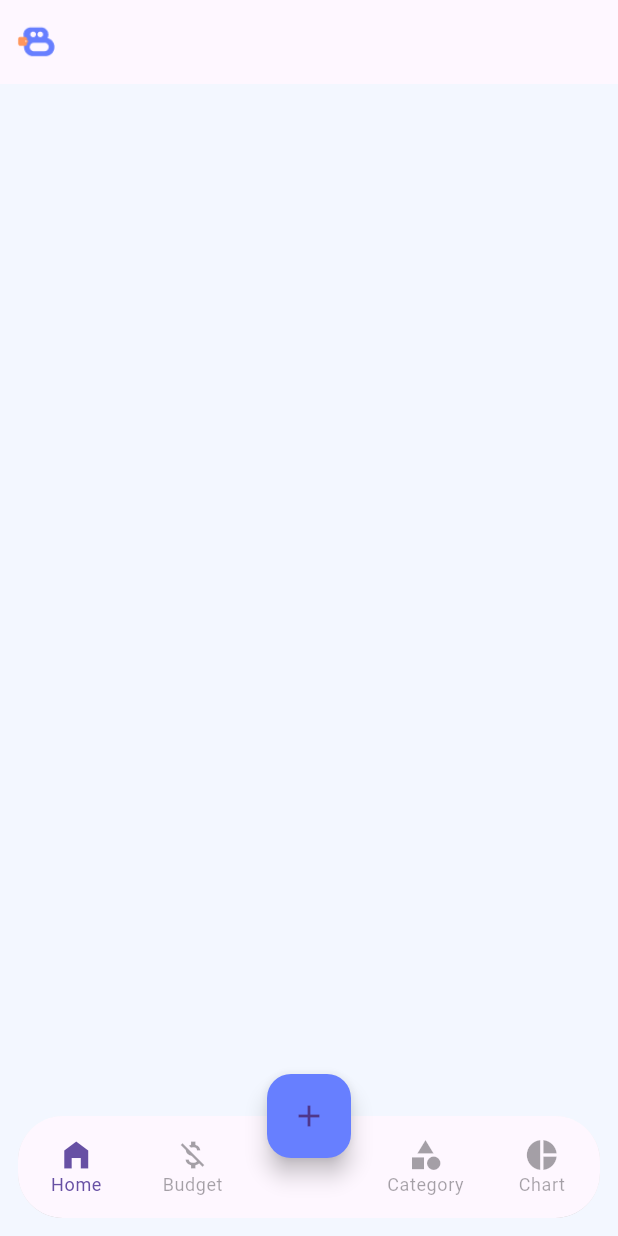
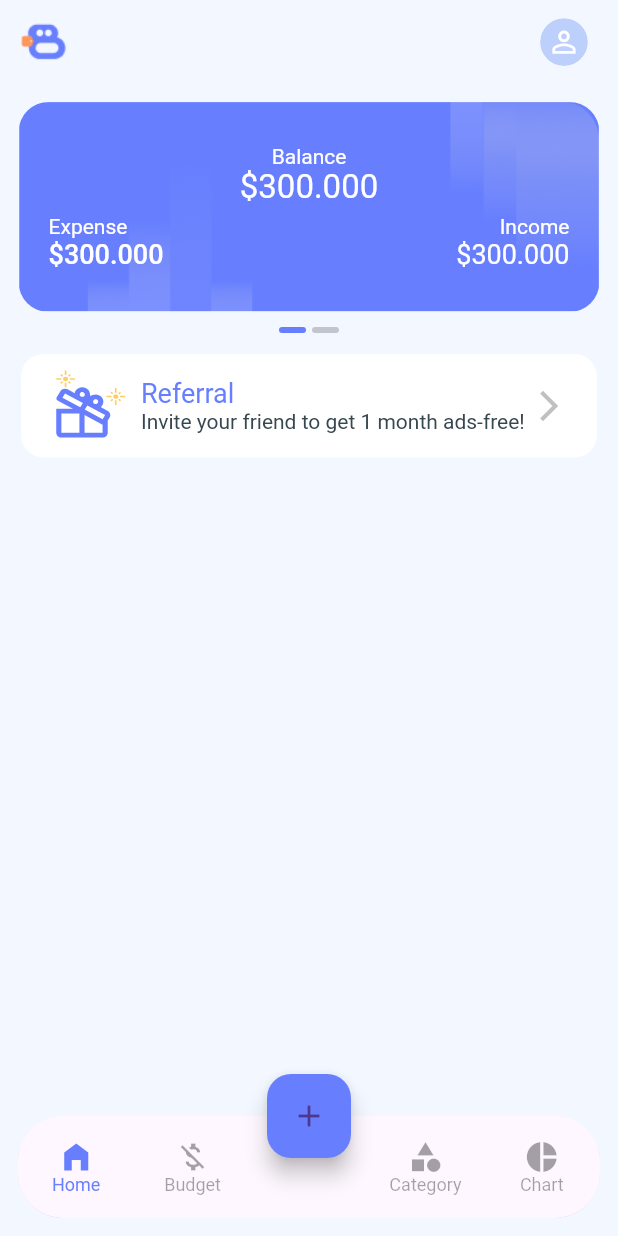
Before and after one commit to gilangarinata/bgtn, a Flutter app: the DashboardScreen screen opened directly, on a phone screen of 412 x 824 dp. Run offline on Flutter 3.47's test engine with Material 2 defaults, Android fonts, the phone set to English and light mode, and no system bars; drawn by our look-alikes of carousel_slider; our stand-ins replace flutter_svg, liquid_swipe, shared_preferences; accounts and stored records are empty; statements that could not run were skipped.

Commit message:
1st commit

```diff
--- a/lib/main.dart
+++ b/lib/main.dart
@@ -1,19 +1,39 @@
+import 'package:bugetin/preferences/theme_preferences.dart';
 import 'package:bugetin/ui/splashscreen/splash_screen_page.dart';
+import 'package:bugetin/utils/styles.dart';
 import 'package:flutter/material.dart';
 
 void main() {
   runApp(const MyApp());
 }
 
-class MyApp extends StatelessWidget {
+class MyApp extends StatefulWidget {
   const MyApp({Key? key}) : super(key: key);
+
+  @override
+  State<MyApp> createState() => _MyAppState();
+}
+
+class _MyAppState extends State<MyApp> {
+
+  var isDarkTheme = false;
+
+  @override
+  void initState() {
+    super.initState();
+    getCurrentAppTheme();
+  }
+
+  void getCurrentAppTheme() async {
+    DarkThemePreference darkThemePreference = DarkThemePreference();
+    isDarkTheme = await darkThemePreference.getTheme();
+    setState(() {});
+  }
 
   @override
   Widget build(BuildContext context) {
     return MaterialApp(
-        theme: ThemeData(
-          useMaterial3: true,
-        ),
+        theme: Styles.themeData(false, context),
       debugShowCheckedModeBanner: false,
       home: SplashScreenPage()
     );
--- /dev/null
+++ b/lib/preferences/theme_preferences.dart
@@ -0,0 +1,15 @@
+import 'package:shared_preferences/shared_preferences.dart';
+
+class DarkThemePreference {
+  static const THEME_STATUS = "THEMESTATUS";
+
+  setDarkTheme(bool value) async {
+    SharedPreferences prefs = await SharedPreferences.getInstance();
+    prefs.setBool(THEME_STATUS, value);
+  }
+
+  Future<bool> getTheme() async {
+    SharedPreferences prefs = await SharedPreferences.getInstance();
+    return prefs.getBool(THEME_STATUS) ?? false;
+  }
+}
--- a/lib/res/my_colors.dart
+++ b/lib/res/my_colors.dart
@@ -10,6 +10,10 @@ class MyColors {
   static const Color brownDark = Color(0xFF343434);
   static const Color accentDark = Color(0xFFF048944);
   static const Color red = Color(0xFFF8E9EC);
+  static const Color background = Color(0xffF3F7FF);
+
+  static const Color backgroundDark = Color(0xff1D2639);
+  static const Color primaryDark = Color(0xff5B638E);
 
   static const Color baseShimmer = Color(0xFFE5E5E5);
   static const Color highlightShimmer = Color(0xFFD27070);
--- a/lib/ui/dashboard/dashboard_screen.dart
+++ b/lib/ui/dashboard/dashboard_screen.dart
@@ -19,7 +19,6 @@ class _DashboardScreenState extends State<DashboardScreen> {
     final colorScheme = Theme.of(context).colorScheme;
     final textTheme = Theme.of(context).textTheme;
     return Scaffold(
-      backgroundColor: Color(0xffF3F7FF),
       body: IndexedStack(
         children: <Widget>[
           HomeScreen(),
@@ -41,13 +40,12 @@ class _DashboardScreenState extends State<DashboardScreen> {
               type: BottomNavigationBarType.fixed,
               currentIndex: _currentIndex,
               backgroundColor: colorScheme.surface,
-              selectedItemColor: colorScheme.primary,
+              selectedItemColor: MyColors.primary,
               unselectedItemColor: colorScheme.onSurface.withOpacity(.40),
               selectedLabelStyle: textTheme.caption,
               unselectedLabelStyle: textTheme.caption,
               onTap: (value) {
-                // ScreenUtils(context).navigateTo(LoginScreen(), replaceScreen: true);
-                // Respond to item press.
+                if (value == 2) return;
                 setState(() => _currentIndex = value);
               },
               items: [
--- /dev/null
+++ b/lib/ui/home/components/home_ads_banner.dart
@@ -0,0 +1,58 @@
+import 'package:carousel_slider/carousel_slider.dart';
+import 'package:flutter/material.dart';
+import 'package:flutter_svg/flutter_svg.dart';
+
+import '../../../res/my_colors.dart';
+
+class HomeAdsBanner extends StatefulWidget {
+  const HomeAdsBanner({Key? key}) : super(key: key);
+
+  @override
+  State<HomeAdsBanner> createState() => _HomeAdsBannerState();
+}
+
+class _HomeAdsBannerState extends State<HomeAdsBanner> {
+  int _current = 0;
+
+  @override
+  Widget build(BuildContext context) {
+    return Padding(
+      padding: const EdgeInsets.symmetric(horizontal: 10),
+      child: Card(
+          elevation: 0,
+          shape: RoundedRectangleBorder(
+            borderRadius: BorderRadius.circular(15.0),
+          ),
+          child: Padding(
+            padding: const EdgeInsets.symmetric(vertical: 10, horizontal: 20),
+            child: Row(
+              crossAxisAlignment: CrossAxisAlignment.center,
+              children: [
+                SvgPicture.asset(
+                  "assets/ic_gift.svg",
+                  width: 50,
+                ),
+                SizedBox(
+                  width: 10,
+                ),
+                Expanded(
+                  child: Column(
+                    crossAxisAlignment: CrossAxisAlignment.start,
+                    children: [
+                      Text(
+                        "Referral",
+                        style: TextStyle(color: MyColors.primary, fontSize: 18),
+                      ),
+                      Text(
+                        "Invite your friend to get 1 month ads-free!",
+                      ),
+                    ],
+                  ),
+                ),
+                Icon(Icons.arrow_forward_ios_outlined, color: MyColors.grey_40,)
+              ],
+            ),
+          )),
+    );
+  }
+}
--- a/lib/ui/home/components/home_header.dart
+++ b/lib/ui/home/components/home_header.dart
@@ -1,4 +1,8 @@
+import 'package:carousel_slider/carousel_slider.dart';
 import 'package:flutter/material.dart';
+import 'package:flutter_svg/flutter_svg.dart';
+
+import '../../../res/my_colors.dart';
 
 class HomeHeader extends StatefulWidget {
   const HomeHeader({Key? key}) : super(key: key);
@@ -8,40 +12,110 @@ class HomeHeader extends StatefulWidget {
 }
 
 class _HomeHeaderState extends State<HomeHeader> {
+  int _current = 0;
+
   @override
   Widget build(BuildContext context) {
     return Column(
       children: [
         Column(children: [
-          // CarouselSlider(
-          //     items: buildCarousel(),
-          //     options: CarouselOptions(
-          //       height: 140,
-          //       aspectRatio: 16/9,
-          //       viewportFraction: 0.8,
-          //       initialPage: 0,
-          //       enableInfiniteScroll: true,
-          //       reverse: false,
-          //       autoPlay: true,
-          //       autoPlayInterval: Duration(seconds: 8),
-          //       autoPlayAnimationDuration: Duration(milliseconds: 800),
-          //       autoPlayCurve: Curves.fastOutSlowIn,
-          //       enlargeCenterPage: true,
-          //       onPageChanged: (index,as){
-          //         setState(() {
-          //           _current = index;
-          //         });
-          //       },
-          //       scrollDirection: Axis.horizontal,
-          //     )
-          // ),
-          // Row(
-          //   mainAxisAlignment: MainAxisAlignment.center,
-          //   children: buildDots(),
-          // ),
-
+          SizedBox(
+            height: 12,
+          ),
+          CarouselSlider(
+              items: buildCarousel(),
+              options: CarouselOptions(
+                height: 140,
+                aspectRatio: 16 / 9,
+                viewportFraction: 0.94,
+                initialPage: 0,
+                enableInfiniteScroll: true,
+                reverse: false,
+                autoPlay: false,
+                enlargeCenterPage: true,
+                onPageChanged: (index, as) {
+                  setState(() {
+                    _current = index;
+                  });
+                },
+                scrollDirection: Axis.horizontal,
+              )),
+          Row(
+            mainAxisAlignment: MainAxisAlignment.center,
+            children: buildDots(),
+          ),
         ]),
       ],
     );
   }
+
+  List<Widget> buildDots() {
+    return [0, 1].map((e) {
+      return Container(
+        width: 18.0,
+        height: 4.0,
+        margin: EdgeInsets.symmetric(vertical: 10.0, horizontal: 2.0),
+        decoration: BoxDecoration(
+            borderRadius: BorderRadius.circular(12),
+            color: _current == e
+                ? MyColors.primary
+                : Color.fromRGBO(0, 0, 0, 0.2)),
+      );
+    }).toList();
+  }
+
+  List<Widget> buildCarousel() {
+    return [1, 2]
+            .map((e) => InkWell(
+                  onTap: () async {},
+                  child: ClipRRect(
+                      borderRadius: BorderRadius.circular(20),
+                      child: Stack(
+                        children: [
+                          Image.asset(
+                            "assets/bg_banner_1.png",
+                            width: double.infinity,
+                            height: double.infinity,
+                            fit: BoxFit.fill,
+                          ),
+                          Container(
+                            width: double.infinity,
+                            height: double.infinity,
+                            child: Column(
+                              crossAxisAlignment: CrossAxisAlignment.center,
+                              mainAxisAlignment: MainAxisAlignment.center,
+                              children: [
+                                Text("Balance", style: TextStyle(color: Colors.white),),
+                                Text("\$300.000", style: TextStyle(color: Colors.white, fontSize: 22, fontWeight: FontWeight.w400),),
+                                SizedBox(height: 5,),
+                                Row(
+                                  children: [
+                                    SizedBox(width: 20,),
+                                      Column(
+                                        crossAxisAlignment: CrossAxisAlignment.start,
+                                        children: [
+                                          Text("Expense", style: TextStyle(color: Colors.white),),
+                                          Text("\$300.000", style: TextStyle(color: Colors.white, fontSize: 18, fontWeight: FontWeight.w500),),
+                                        ],
+                                      ),
+                                    Spacer(),
+                                    Column(
+                                      crossAxisAlignment: CrossAxisAlignment.end,
+                                      children: [
+                                        Text("Income", style: TextStyle(color: Colors.white),),
+                                        Text("\$300.000", style: TextStyle(color: Colors.white, fontSize: 18, fontWeight: FontWeight.w400),),
+                                      ],
+                                    ),
+                                    SizedBox(width: 20,),
+                                  ],
+                                )
+                              ],
+                            ),
+                          )
+                        ],
+                      )),
+                ))
+            .toList() ??
+        [];
+  }
 }
--- a/lib/ui/home/home_screen.dart
+++ b/lib/ui/home/home_screen.dart
@@ -1,3 +1,6 @@
+import 'package:bugetin/res/my_colors.dart';
+import 'package:bugetin/ui/home/components/home_ads_banner.dart';
+import 'package:bugetin/ui/home/components/home_header.dart';
 import 'package:flutter/material.dart';
 import 'package:flutter_svg/flutter_svg.dart';
 
@@ -12,16 +15,32 @@ class _HomeScreenState extends State<HomeScreen> {
   @override
   Widget build(BuildContext context) {
     return Scaffold(
-      backgroundColor: Color(0xffF3F7FF),
       appBar: AppBar(
         elevation: 0,
         leading: Image.asset("assets/ic_logo_appbar.png"),
-        leadingWidth: 50,
+        leadingWidth: 60,
+        actions: [
+          Padding(
+            padding: const EdgeInsets.only(right: 20),
+            child: ClipOval(
+              child: SizedBox.fromSize(
+                size: Size.fromRadius(16), // Image radius
+                child: SvgPicture.asset("assets/avatar.svg",width: 10,),
+              ),
+            ),
+          )
+        ],
       ),
       body: ListView.builder(
         itemCount: 6,
         itemBuilder: (context, i) {
-          return Container();
+          if(i == 0){
+            return HomeHeader();
+          }else if(i == 1){
+            return HomeAdsBanner();
+          }else{
+            return Container();
+          }
         },
       ),
     );
--- /dev/null
+++ b/lib/utils/styles.dart
@@ -0,0 +1,48 @@
+import 'dart:ui';
+
+import 'package:flutter/material.dart';
+
+import '../res/my_colors.dart';
+
+class Styles {
+
+  static ThemeData themeData(bool isDarkTheme, BuildContext context) {
+    return ThemeData(
+      useMaterial3: true,
+      primarySwatch: Colors.blue,
+      primaryColor: isDarkTheme ? MyColors.primaryDark : MyColors.primary,
+
+      backgroundColor: isDarkTheme ? MyColors.backgroundDark : MyColors.background,
+
+      indicatorColor: isDarkTheme ? MyColors.primaryDark : MyColors.primary,
+      buttonColor: isDarkTheme ? MyColors.primaryDark : MyColors.primary,
+
+      hintColor: isDarkTheme ? Color(0xff280C0B) : Color(0xffEECED3),
+
+      highlightColor: isDarkTheme ? Color(0xff372901) : Color(0xffFCE192),
+      hoverColor: isDarkTheme ? Color(0xff3A3A3B) : Color(0xff4285F4),
+
+      focusColor: isDarkTheme ? Color(0xff0B2512) : Color(0xffA8DAB5),
+      disabledColor: Colors.grey,
+      textSelectionColor: isDarkTheme ? Colors.white : Colors.black,
+      cardColor: isDarkTheme ? Color(0xFF151515) : Colors.white,
+      canvasColor: isDarkTheme ? Colors.black : Colors.grey[50],
+      brightness: isDarkTheme ? Brightness.dark : Brightness.light,
+      buttonTheme: Theme.of(context).buttonTheme.copyWith(
+          colorScheme: isDarkTheme ? ColorScheme.dark() : ColorScheme.light()),
+      appBarTheme: AppBarTheme(
+        elevation: 0.0,
+        color: isDarkTheme ? MyColors.backgroundDark : MyColors.background
+      ),
+      cardTheme: CardTheme(
+        color: isDarkTheme ? Color(0xff121212) : Colors.white
+      ),
+      textTheme: Theme.of(context).textTheme.apply(
+        bodyColor: isDarkTheme ? MyColors.white : MyColors.grey_80,
+        displayColor: isDarkTheme ? MyColors.white : MyColors.grey_80,
+      ),
+      scaffoldBackgroundColor: isDarkTheme ? MyColors.backgroundDark : MyColors.background
+    );
+
+  }
+}
```
Also changed, not shown: assets/avatar.svg (added), assets/bg_banner_1.png (added), assets/bg_banner_1.svg (added), assets/ic_gift.svg (added), pubspec.lock.
